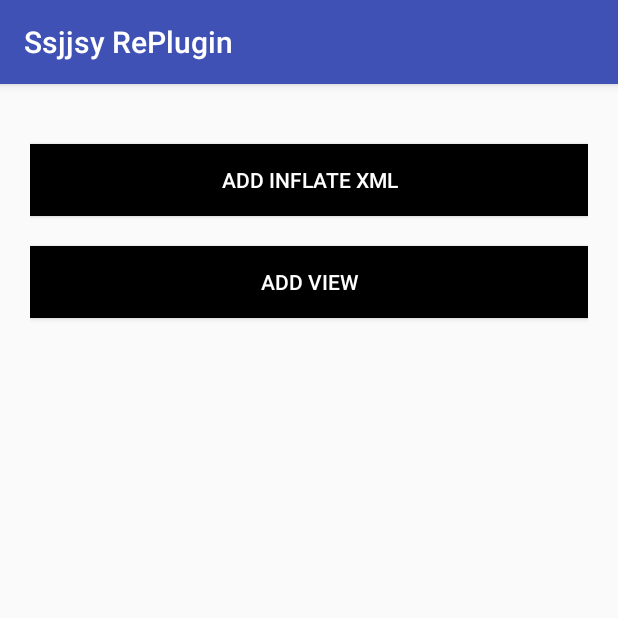
After one commit to SMinsss/replugin_promote, an Android app: the PluginTwoImageActivity screen opened directly, with no data from a screen before it, on a phone screen of 412 x 824 dp, the top half of it. The commit adds this screen. Run offline under Robolectric (Android 15) with nearby library versions, the phone set to English and light mode, and no system bars; libraries missing offline, so code that uses them is left out: com.qihoo360.replugin, com.sm; 2 statements that could not run were skipped.

Commit message:
Add some demo which is used to show view between plugin.

```diff
--- a/app/build.gradle
+++ b/app/build.gradle
@@ -22,7 +22,7 @@ android {
 
 dependencies {
     compile fileTree(include: ['*.jar'], dir: 'libs')
-    compile 'com.android.support:appcompat-v7:25.3.1'
+    compile 'com.android.support:appcompat-v7:25.3.0'
 
     compile project(':replugin-host-lib')
 }
--- a/plugin_one/build.gradle
+++ b/plugin_one/build.gradle
@@ -24,7 +24,7 @@ apply plugin: 'replugin-plugin-gradle'
 
 dependencies {
     compile fileTree(include: ['*.jar'], dir: 'libs')
-    compile 'com.android.support:appcompat-v7:25.3.1'
+    compile 'com.android.support:appcompat-v7:25.3.0'
     compile project(':replugin-plugin-lib')
 }
 
--- a/plugin_one/src/main/AndroidManifest.xml
+++ b/plugin_one/src/main/AndroidManifest.xml
@@ -33,7 +33,7 @@
 
         <activity android:name="com.ssjjsy.sdk.plugin.one.activity.process.ProcessActivity0"
             android:process=":process0"/>
-
+        <activity android:name="com.ssjjsy.sdk.plugin.one.activity.fetchview.PluginTwoImageActivity"/>
     </application>
 
 </manifest>
--- /dev/null
+++ b/plugin_one/src/main/res/layout/activity_plugintwo_image.xml
@@ -0,0 +1,31 @@
+<?xml version="1.0" encoding="utf-8"?>
+<LinearLayout xmlns:android="http://schemas.android.com/apk/res/android"
+    android:orientation="vertical" android:layout_width="match_parent"
+    android:layout_height="match_parent"
+    android:padding="20dp">
+
+    <Button
+        android:layout_marginTop="20dp"
+        android:id="@+id/btn_add_inflatexml"
+        android:layout_width="match_parent"
+        android:layout_height="wrap_content"
+        android:text="Add inflate xml"
+        style="@style/pluginOneButton"
+        />
+    <Button
+        android:layout_marginTop="20dp"
+        android:id="@+id/btn_add_view"
+        android:layout_width="match_parent"
+        android:layout_height="wrap_content"
+        android:text="Add view"
+        style="@style/pluginOneButton"/>
+
+    <FrameLayout
+        android:layout_marginTop="36dp"
+        android:id="@+id/container"
+        android:layout_width="wrap_content"
+        android:layout_height="wrap_content"
+        android:layout_gravity="center">
+    </FrameLayout>
+
+</LinearLayout>
--- a/plugin_one/src/main/res/values/styles.xml
+++ b/plugin_one/src/main/res/values/styles.xml
@@ -8,4 +8,8 @@
         <item name="colorAccent">@color/colorAccent</item>
     </style>
 
+    <style name="pluginOneButton">
+        <item name="android:background">@android:color/black</item>
+        <item name="android:textColor">@android:color/white</item>
+    </style>
 </resources>
--- a/plugin_two/build.gradle
+++ b/plugin_two/build.gradle
@@ -24,7 +24,7 @@ apply plugin: 'replugin-plugin-gradle'
 
 dependencies {
     compile fileTree(include: ['*.jar'], dir: 'libs')
-    compile 'com.android.support:appcompat-v7:25.3.1'
+    compile 'com.android.support:appcompat-v7:25.3.0'
     compile project(':replugin-plugin-lib')
 }
 
--- a/plugin_two/src/main/res/values/styles.xml
+++ b/plugin_two/src/main/res/values/styles.xml
@@ -8,4 +8,9 @@
         <item name="colorAccent">@color/colorAccent</item>
     </style>
 
+    <style name="pluginTwoText">
+        <item name="android:textColor">@color/colorPrimaryDark</item>
+        <item name="android:textSize">18sp</item>
+    </style>
+
 </resources>
```
Also changed, not shown: plugin_one/src/main/java/com/ssjjsy/sdk/plugin/one/activity/fetchview/PluginTwoImageActivity.java (added, +110 -0 lines), plugin_two/src/main/java/com/ssjjsy/sdk/plugin/two/view/PluginTwoImage.java (added, +27 -0 lines), plugin_two/src/main/res/layout/image_layout.xml (added, +22 -0 lines), settings.gradle (+6 -6 lines), plugin_one/src/main/res/mipmap-hdpi/pluginone_image.jpg (added).
